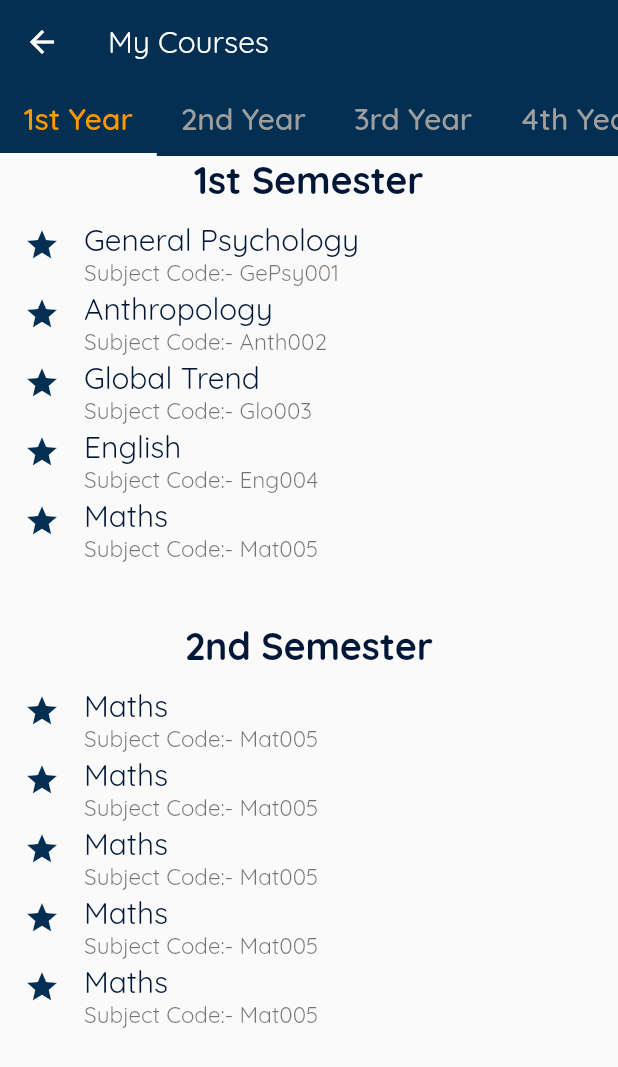
After one commit to Yoseph-Gebeyehu/AASTU, a Flutter app: the MyCourse screen opened by its route, on a phone screen of 412 x 824 dp. The commit adds this screen. Shown: the top 1067 px of the screen. Run offline on Flutter 3.47's test engine with Material 2 defaults, Android fonts, the phone set to English and light mode, and no system bars.

Commit message:
My course screen is added.

```diff
--- a/aastu/lib/Screens_after_loggedin/list_of_services.dart
+++ b/aastu/lib/Screens_after_loggedin/list_of_services.dart
@@ -1,3 +1,4 @@
+import 'package:aastu/Screens_after_loggedin/my_course.dart';
 import 'package:aastu/Screens_before_loggedin/login.dart';
 import 'package:aastu/Widgets/button.dart';
 import 'package:flutter/material.dart';
@@ -17,7 +18,6 @@ class ListOfServices extends StatelessWidget {
           style: Theme.of(context).appBarTheme.titleTextStyle,
         ),
         actions: [
-
           TextButton(
             // style: ButtonStyle(),
             onPressed: () =>
@@ -39,7 +39,7 @@ class ListOfServices extends StatelessWidget {
             Buttonnn(
               'My Course',
               const Icon(Icons.person),
-              null,
+              () => Navigator.of(context).pushNamed(MyCourse.routeName),
             ),
             Buttonnn(
               'My Status',
--- /dev/null
+++ b/aastu/lib/Screens_after_loggedin/my_course.dart
@@ -0,0 +1,160 @@
+import 'package:aastu/Screens_before_loggedin/login.dart';
+import 'package:aastu/Widgets/my_course_widgets.dart';
+import 'package:flutter/material.dart';
+
+class MyCourse extends StatelessWidget {
+  static const routeName = '/my-course';
+  Widget build(BuildContext context) {
+    return DefaultTabController(
+      length: 5,
+      child: Scaffold(
+        body: NestedScrollView(
+          floatHeaderSlivers: true,
+          headerSliverBuilder: ((context, innerBoxIsScrolled) => const [
+                SliverAppBar(
+                  title: Text('My Courses'),
+                  floating: true,
+                  snap: true,
+                  pinned: true,
+                  bottom: TabBar(
+                    tabs: [
+                      Tab(text: '1st Year'),
+                      Tab(text: '2nd Year'),
+                      Tab(text: '3rd Year'),
+                      Tab(text: '4th Year'),
+                      Tab(text: '5th Year'),
+                    ],
+                    labelStyle: TextStyle(
+                      fontFamily: 'QuickSand',
+                      fontSize: 20,
+                      color: Colors.white,
+                    ),
+                    indicatorColor: Colors.white,
+                    isScrollable: true,
+                    labelColor: Colors.orange,
+                    unselectedLabelColor: Colors.grey,
+                  ),
+                )
+              ]),
+          body: Column(children: [
+            Expanded(
+              child: TabBarView(children: [
+                ListView(
+                  scrollDirection: Axis.vertical,
+                  children: [
+                    Text(
+                      '1st Semester',
+                      style: Theme.of(context).textTheme.headline3,
+                      textAlign: TextAlign.center,
+                    ),
+                    Tab(
+                      child: MyCourseWidget(
+                        courseName: 'General Psychology',
+                        courseCode: 'GePsy001',
+                      ),
+                    ),
+                    Tab(
+                      child: MyCourseWidget(
+                        courseName: 'Anthropology',
+                        courseCode: 'Anth002',
+                      ),
+                    ),
+                    Tab(
+                      child: MyCourseWidget(
+                        courseName: 'Global Trend',
+                        courseCode: 'Glo003',
+                      ),
+                    ),
+                    Tab(
+                      child: MyCourseWidget(
+                        courseName: 'English',
+                        courseCode: 'Eng004',
+                      ),
+                    ),
+                    Tab(
+                      child: MyCourseWidget(
+                        courseName: 'Maths',
+                        courseCode: 'Mat005',
+                      ),
+                    ),
+                    Padding(
+                      padding: const EdgeInsets.only(top: 50),
+                      child: Text(
+                        '2nd Semester',
+                        style: Theme.of(context).textTheme.headline3,
+                        textAlign: TextAlign.center,
+                      ),
+                    ),
+                    Tab(
+                      child: MyCourseWidget(
+                        courseName: 'Maths',
+                        courseCode: 'Mat005',
+                      ),
+                    ),
+                    Tab(
+                      child: MyCourseWidget(
+                        courseName: 'Maths',
+                        courseCode: 'Mat005',
+                      ),
+                    ),
+                    Tab(
+                      child: MyCourseWidget(
+                        courseName: 'Maths',
+                        courseCode: 'Mat005',
+                      ),
+                    ),
+                    Tab(
+                      child: MyCourseWidget(
+                        courseName: 'Maths',
+                        courseCode: 'Mat005',
+                      ),
+                    ),
+                    Tab(
+                      child: MyCourseWidget(
+                        courseName: 'Maths',
+                        courseCode: 'Mat005',
+                      ),
+                    ),
+                   const SizedBox(height: 20,)
+                  ],
+                ),
+                Tab(
+                  child: Card(
+                    child: Text(
+                      'hello',
+                      style: Theme.of(context).textTheme.headline1,
+                    ),
+                  ),
+                ),
+                Tab(
+                  child: Card(
+                    child: Text(
+                      'hello',
+                      style: Theme.of(context).textTheme.headline1,
+                    ),
+                  ),
+                ),
+                Tab(
+                  child: Card(
+                    child: Text(
+                      'hello',
+                      style: Theme.of(context).textTheme.headline1,
+                    ),
+                  ),
+                ),
+                Tab(
+                  child: Card(
+                    child: Text(
+                      'hello',
+                      style: Theme.of(context).textTheme.headline1,
+                    ),
+                  ),
+                ),
+              ]),
+            )
+          ]),
+        ),
+      ),
+    );
+  }
+}
--- a/aastu/lib/Screens_before_loggedin/welcome.dart
+++ b/aastu/lib/Screens_before_loggedin/welcome.dart
@@ -42,8 +42,8 @@ class Welcome extends StatelessWidget {
 
 Widget button(BuildContext context) => SliverToBoxAdapter(
       child: Buttonnn(
-        'Go to home',
-        const Icon(Icons.home),
+        'Start here',
+        const Icon(Icons.start),
         () => Navigator.of(context).pushReplacementNamed(Home.routeName),
       ),
     );
--- /dev/null
+++ b/aastu/lib/Widgets/my_course_widgets.dart
@@ -0,0 +1,30 @@
+import 'package:flutter/material.dart';
+
+class MyCourseWidget extends StatelessWidget {
+  // const MyCourseWidget({Key? key}) : super(key: key);
+
+  var courseCode;
+  final String courseName;
+  MyCourseWidget({required this.courseName, @required this.courseCode});
+
+  @override
+  Widget build(BuildContext context) {
+    return ListTile(
+
+      subtitle: Text(
+        'Subject Code:- ' + courseCode,
+        style: const TextStyle(fontFamily: 'QuickSand', fontSize: 15),
+      ),
+      horizontalTitleGap: 0,
+      // contentPadding: EdgeInsets.all(0),
+      leading: const Icon(
+        Icons.star,
+        color: Color.fromARGB(255, 3, 47, 83),
+      ),
+      title: Text(
+        courseName,
+        style: Theme.of(context).textTheme.headline1,
+      ),
+    );
+  }
+}
--- a/aastu/lib/main.dart
+++ b/aastu/lib/main.dart
@@ -1,4 +1,5 @@
 import 'package:aastu/Screens_after_loggedin/list_of_services.dart';
+import 'package:aastu/Screens_after_loggedin/my_course.dart';
 import 'package:aastu/Screens_before_loggedin/guideline.dart';
 import 'package:aastu/Screens_before_loggedin/home.dart';
 import 'package:aastu/Screens_before_loggedin/welcome.dart';
@@ -57,6 +58,7 @@ class HomePage extends StatelessWidget {
         Guidline.routeName: (context) => Guidline(),
         LogIn.routeName: (context) => LogIn(),
         ListOfServices.routeName: (context) => ListOfServices(),
+        MyCourse.routeName: (context) => MyCourse(),
       },
     );
   }
```
